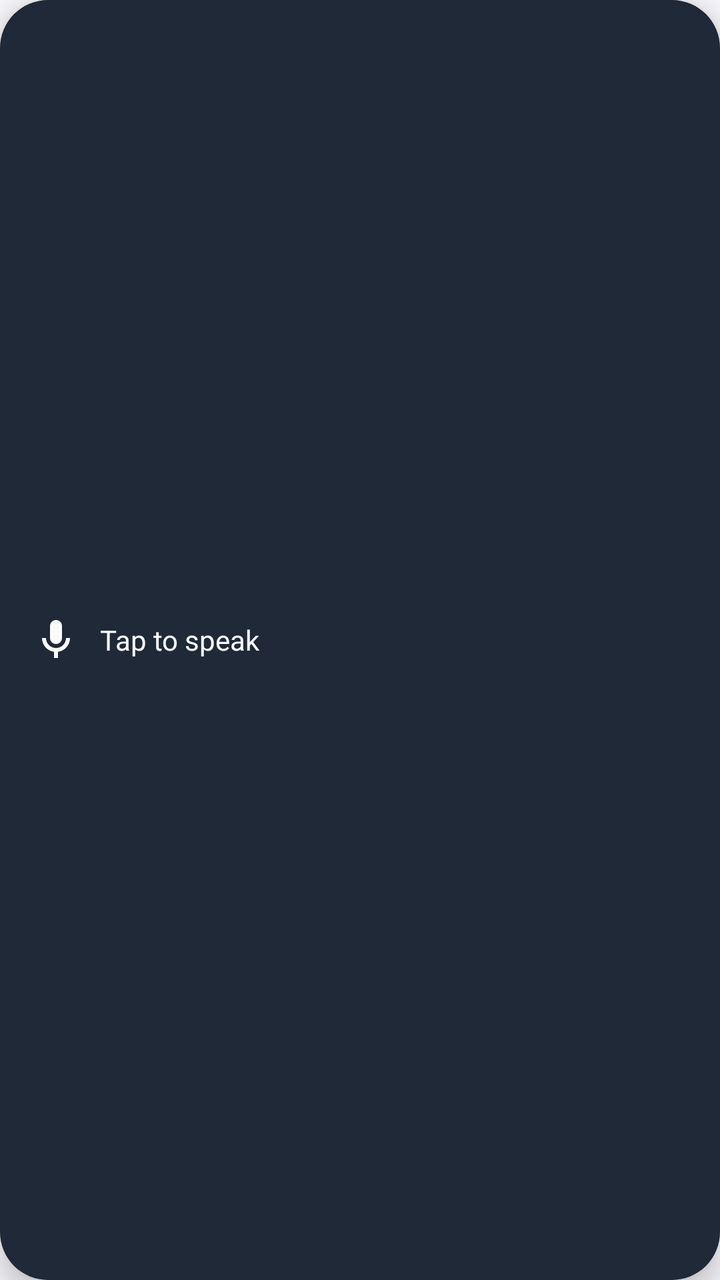
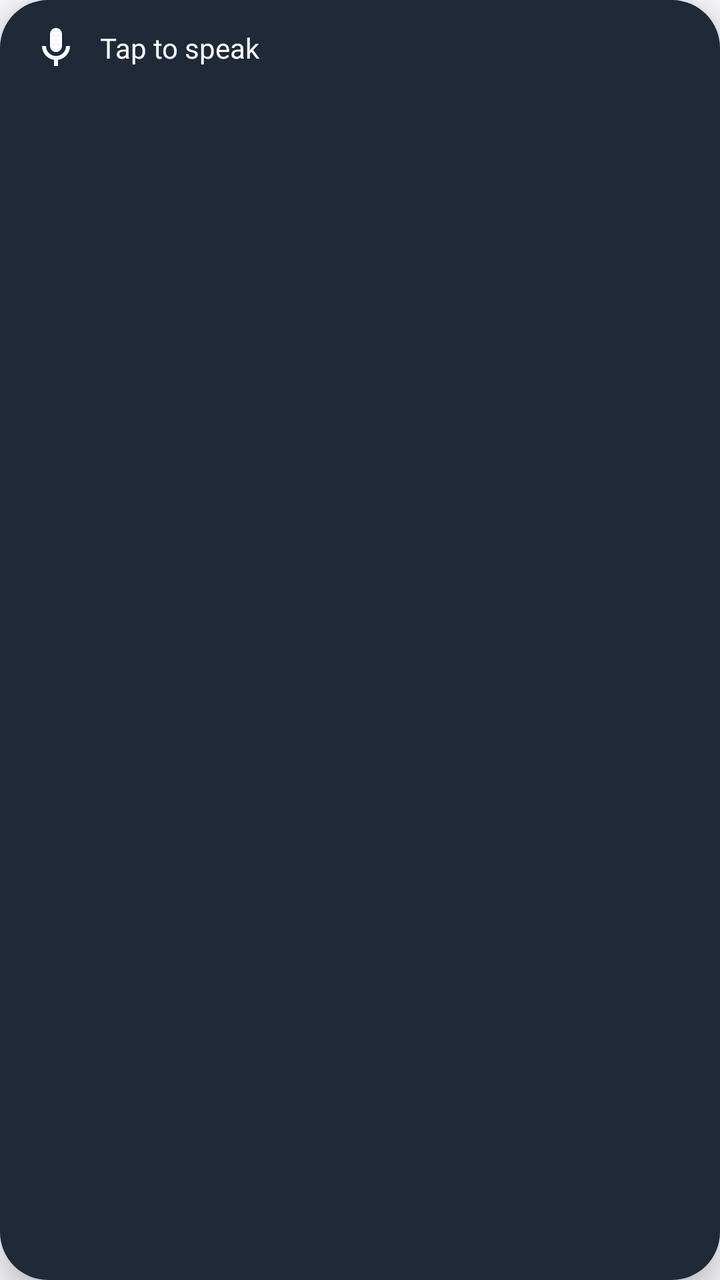

Screens rendered from an Android XML layout before and after an edit, with the pre-edit source and the edit as a unified diff.
<!-- AndroidManifest.xml: application theme Theme.Voicey -->
<!-- res/layout/bubble_overlay.xml -->
<?xml version="1.0" encoding="utf-8"?>
<FrameLayout xmlns:android="http://schemas.android.com/apk/res/android"
    android:layout_width="160dp"
    android:layout_height="48dp"
    android:background="@drawable/bubble_background"
    android:elevation="8dp">

    <LinearLayout
        android:layout_width="match_parent"
        android:layout_height="match_parent"
        android:orientation="horizontal"
        android:gravity="center"
        android:paddingStart="16dp"
        android:paddingEnd="16dp">

        <ImageView
            android:id="@+id/bubble_icon"
            android:layout_width="24dp"
            android:layout_height="24dp"
            android:src="@drawable/ic_mic"
            android:contentDescription="@string/app_name" />

        <TextView
            android:id="@+id/bubble_label"
            android:layout_width="0dp"
            android:layout_height="wrap_content"
            android:layout_weight="1"
            android:layout_marginStart="10dp"
            android:text="@string/pill_tap_to_speak"
            android:textColor="@color/bubble_icon"
            android:textSize="14sp"
            android:maxLines="1"
            android:ellipsize="end"
            android:gravity="center_vertical" />

        <dev.prashikshit.voicey.ui.SpectrumView
            android:id="@+id/bubble_spectrum"
            android:layout_width="0dp"
            android:layout_height="28dp"
            android:layout_weight="1"
            android:layout_marginStart="10dp"
            android:layout_gravity="center_vertical"
            android:visibility="gone" />
    </LinearLayout>
</FrameLayout>
<!-- resources referenced by this layout -->
<resources>
  <color name="bubble_icon">#F9FAFB</color>
  <!-- drawable bubble_background (drawable) -->
  <?xml version="1.0" encoding="utf-8"?>
  <shape xmlns:android="http://schemas.android.com/apk/res/android"
      android:shape="rectangle">
      <solid android:color="@color/bubble_idle" />
      <corners android:radius="24dp" />
  </shape>
  <!-- drawable ic_mic (drawable) -->
  <vector xmlns:android="http://schemas.android.com/apk/res/android"
      android:width="24dp"
      android:height="24dp"
      android:viewportWidth="24"
      android:viewportHeight="24"
      android:tint="@color/bubble_icon">
      <path
          android:fillColor="#FFFFFFFF"
          android:pathData="M12,14c1.66,0 3,-1.34 3,-3V5c0,-1.66 -1.34,-3 -3,-3S9,3.34 9,5v6C9,12.66 10.34,14 12,14zM17,11c0,2.76 -2.24,5 -5,5s-5,-2.24 -5,-5H5c0,3.53 2.61,6.43 6,6.92V21h2v-3.08c3.39,-0.49 6,-3.39 6,-6.92H17z"/>
  </vector>
  <string name="app_name">Voicey</string>
  <string name="pill_tap_to_speak">Tap to speak</string>
  <style name="Theme.Voicey" parent="Theme.Material3.DayNight.NoActionBar">
          <item name="colorPrimary">@color/brand_primary</item>
          <item name="colorSecondary">@color/brand_accent</item>
          <item name="android:windowBackground">@color/settings_background</item>
      </style>
  <color name="bubble_idle">#1F2937</color>
  <color name="brand_primary">#6750E8</color>
  <color name="brand_accent">#FF6B6B</color>
  <color name="settings_background">#F8F7FC</color>
</resources>

<!-- the commit's change to res/layout/bubble_overlay.xml (unified diff, before → after) -->
@@ -6,8 +6,9 @@
     android:elevation="8dp">
 
     <LinearLayout
+        android:id="@+id/pill_content"
         android:layout_width="match_parent"
-        android:layout_height="match_parent"
+        android:layout_height="48dp"
         android:orientation="horizontal"
         android:gravity="center"
         android:paddingStart="16dp"
@@ -41,5 +42,46 @@
             android:layout_marginStart="10dp"
             android:layout_gravity="center_vertical"
             android:visibility="gone" />
+
+        <ImageButton
+            android:id="@+id/bubble_discard"
+            android:layout_width="36dp"
+            android:layout_height="36dp"
+            android:layout_marginStart="4dp"
+            android:background="@drawable/discard_button_background"
+            android:contentDescription="@string/discard_dictation"
+            android:padding="8dp"
+            android:src="@drawable/ic_close"
+            android:visibility="gone" />
+    </LinearLayout>
+
+    <LinearLayout
+        android:id="@+id/live_draft_content"
+        android:layout_width="match_parent"
+        android:layout_height="44dp"
+        android:layout_gravity="bottom"
+        android:orientation="vertical"
+        android:paddingStart="16dp"
+        android:paddingEnd="16dp"
+        android:paddingBottom="8dp"
+        android:visibility="gone">
+
+        <TextView
+            android:id="@+id/live_draft_status"
+            android:layout_width="match_parent"
+            android:layout_height="wrap_content"
+            android:textColor="@color/bubble_icon"
+            android:textSize="11sp"
+            android:textStyle="bold" />
+
+        <TextView
+            android:id="@+id/live_draft_text"
+            android:layout_width="match_parent"
+            android:layout_height="wrap_content"
+            android:layout_marginTop="1dp"
+            android:ellipsize="end"
+            android:maxLines="1"
+            android:textColor="@color/bubble_icon"
+            android:textSize="13sp" />
     </LinearLayout>
 </FrameLayout>
<!-- resource entries referenced after the edit -->
@@ -8,6 +8,24 @@
       <solid android:color="@color/bubble_idle" />
       <corners android:radius="24dp" />
   </shape>
+  <!-- drawable discard_button_background (drawable) -->
+  <?xml version="1.0" encoding="utf-8"?>
+  <shape xmlns:android="http://schemas.android.com/apk/res/android"
+      android:shape="oval">
+      <solid android:color="#991B1B" />
+  </shape>
+  <!-- drawable ic_close (drawable) -->
+  <?xml version="1.0" encoding="utf-8"?>
+  <vector xmlns:android="http://schemas.android.com/apk/res/android"
+      android:width="24dp"
+      android:height="24dp"
+      android:viewportWidth="24"
+      android:viewportHeight="24"
+      android:tint="@color/bubble_icon">
+      <path
+          android:fillColor="#FFFFFFFF"
+          android:pathData="M18.3,5.71L16.89,4.29L12,9.17L7.11,4.29L5.7,5.71L10.59,10.59L5.7,15.48L7.11,16.89L12,12L16.89,16.89L18.3,15.48L13.41,10.59L18.3,5.71Z" />
+  </vector>
   <!-- drawable ic_mic (drawable) -->
   <vector xmlns:android="http://schemas.android.com/apk/res/android"
       android:width="24dp"
@@ -20,6 +38,7 @@
           android:pathData="M12,14c1.66,0 3,-1.34 3,-3V5c0,-1.66 -1.34,-3 -3,-3S9,3.34 9,5v6C9,12.66 10.34,14 12,14zM17,11c0,2.76 -2.24,5 -5,5s-5,-2.24 -5,-5H5c0,3.53 2.61,6.43 6,6.92V21h2v-3.08c3.39,-0.49 6,-3.39 6,-6.92H17z"/>
   </vector>
   <string name="app_name">Voicey</string>
+  <string name="discard_dictation">Discard dictation</string>
   <string name="pill_tap_to_speak">Tap to speak</string>
   <style name="Theme.Voicey" parent="Theme.Material3.DayNight.NoActionBar">
           <item name="colorPrimary">@color/brand_primary</item>
